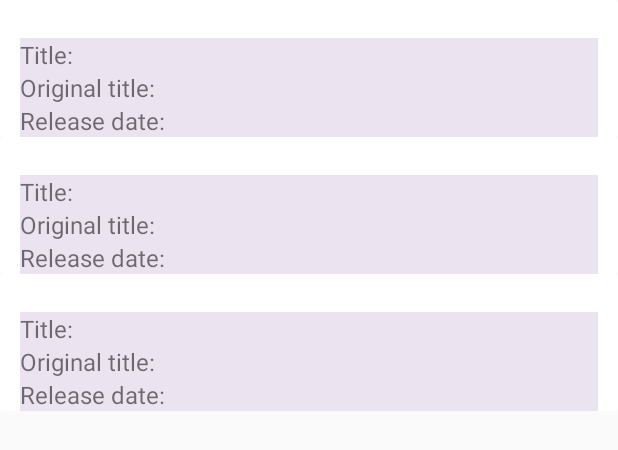
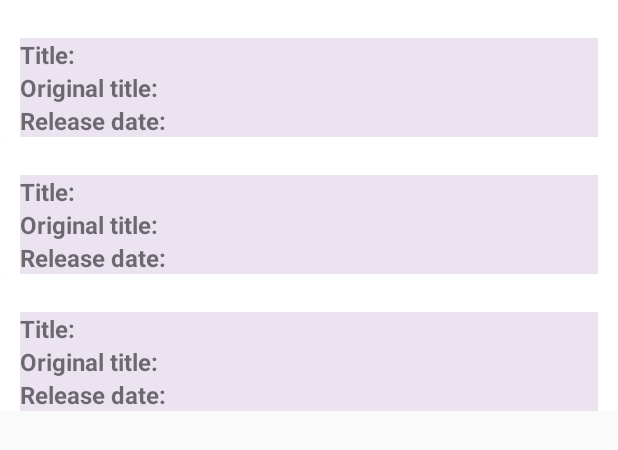
Before and after one commit to cbunay3/mvvm_example, an Android app: the layout layout_movies.xml on its own in the app's theme, with its tools: preview values and no code run, on a phone screen of 412 x 824 dp. Shown: the top 450 px of the screen. Run offline under Robolectric (Android 15) with nearby library versions, the phone set to English and light mode, and no system bars.

Commit message:
change style of cardView

```diff
--- a/app/src/main/res/layout/layout_movie.xml
+++ b/app/src/main/res/layout/layout_movie.xml
@@ -42,14 +42,15 @@
                     android:layout_width="wrap_content"
                     android:layout_height="wrap_content"
                     android:text="Title: "
-                    android:textSize="16sp" />
+                    android:textSize="16sp"
+                    android:textStyle="bold" />
 
                 <TextView
                     android:id="@+id/tv_title"
                     android:layout_width="match_parent"
                     android:layout_height="wrap_content"
                     android:textSize="16sp"
-                    android:textStyle="normal|bold" />
+                    android:textStyle="normal" />
             </LinearLayout>
 
             <LinearLayout
@@ -63,7 +64,8 @@
                     android:layout_width="wrap_content"
                     android:layout_height="wrap_content"
                     android:text="Original title: "
-                    android:textSize="16sp" />
+                    android:textSize="16sp"
+                    android:textStyle="bold" />
 
                 <TextView
                     android:id="@+id/tv_originalTitle"
@@ -83,7 +85,8 @@
                     android:layout_width="wrap_content"
                     android:layout_height="wrap_content"
                     android:text="Release date: "
-                    android:textSize="16sp" />
+                    android:textSize="16sp"
+                    android:textStyle="bold" />
 
                 <TextView
                     android:id="@+id/tv_releaseDate"
```
